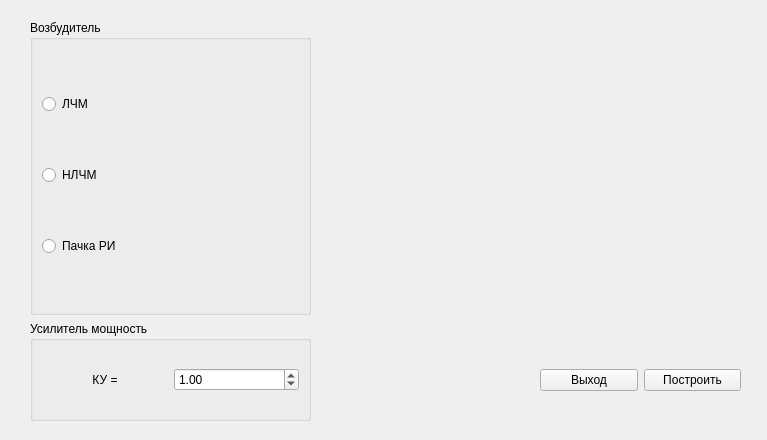
First picture: the form in Exciter.ui, repository TritonVera/Project_LCHM, before the edit.
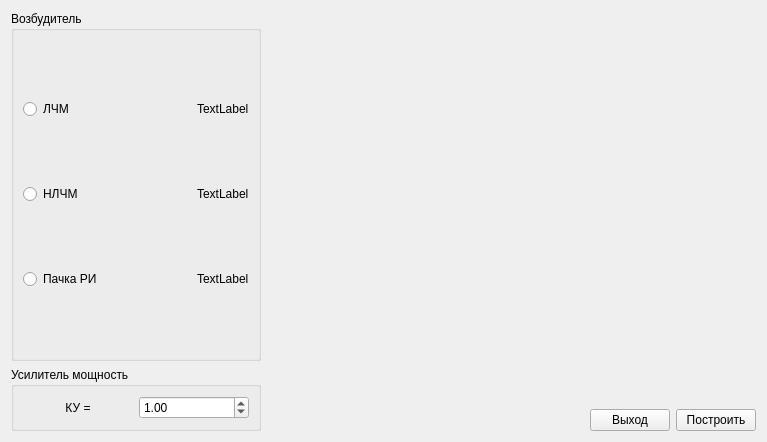
Second picture: the form after the edit.

Commit message: Попытка измения размеров графика

```diff
--- a/Exciter.ui
+++ b/Exciter.ui
@@ -25,65 +25,107 @@
   <property name="windowTitle">
    <string>Form</string>
   </property>
-  <widget class="QWidget" name="horizontalLayoutWidget_2">
-   <property name="geometry">
-    <rect>
-     <x>540</x>
-     <y>340</y>
-     <width>201</width>
-     <height>80</height>
-    </rect>
-   </property>
-   <layout class="QHBoxLayout" name="horizontalLayout_4">
-    <item>
-     <widget class="QPushButton" name="pushButton">
-      <property name="text">
-       <string>Выход</string>
-      </property>
-     </widget>
-    </item>
-    <item>
-     <widget class="QPushButton" name="pushButton_2">
-      <property name="text">
-       <string>Построить</string>
-      </property>
-     </widget>
-    </item>
-   </layout>
-  </widget>
-  <widget class="QWidget" name="verticalLayoutWidget_2">
-   <property name="geometry">
-    <rect>
-     <x>30</x>
-     <y>20</y>
-     <width>281</width>
-     <height>401</height>
-    </rect>
-   </property>
-   <layout class="QVBoxLayout" name="verticalLayout_2">
+  <layout class="QGridLayout" name="gridLayout_2">
+   <item row="0" column="0" rowspan="2">
+    <layout class="QVBoxLayout" name="verticalLayout_2" stretch="0,0">
+     <property name="sizeConstraint">
+      <enum>QLayout::SetDefaultConstraint</enum>
+     </property>
     <item>
      <widget class="QGroupBox" name="groupBox_2">
+       <property name="minimumSize">
+        <size>
+         <width>250</width>
+         <height>350</height>
+        </size>
+       </property>
+       <property name="maximumSize">
+        <size>
+         <width>250</width>
+         <height>16777215</height>
+        </size>
+       </property>
       <property name="title">
        <string>Возбудитель </string>
       </property>
       <layout class="QHBoxLayout" name="horizontalLayout">
        <item>
-        <layout class="QVBoxLayout" name="verticalLayout">
-         <item>
-          <widget class="QRadioButton" name="radioButton">
+         <layout class="QGridLayout" name="gridLayout">
+          <item row="0" column="1">
+           <spacer name="horizontalSpacer">
+            <property name="orientation">
+             <enum>Qt::Horizontal</enum>
+            </property>
+            <property name="sizeHint" stdset="0">
+             <size>
+              <width>40</width>
+              <height>20</height>
+             </size>
+            </property>
+           </spacer>
+          </item>
+          <item row="1" column="2">
+           <widget class="QLabel" name="label_3">
            <property name="text">
-            <string>ЛЧМ</string>
+             <string>TextLabel</string>
            </property>
           </widget>
          </item>
-         <item>
+          <item row="2" column="2">
+           <widget class="QLabel" name="label_4">
+            <property name="text">
+             <string>TextLabel</string>
+            </property>
+           </widget>
+          </item>
+          <item row="1" column="0">
           <widget class="QRadioButton" name="radioButton_2">
            <property name="text">
             <string>НЛЧМ</string>
            </property>
           </widget>
          </item>
-         <item>
+          <item row="1" column="1">
+           <spacer name="horizontalSpacer_2">
+            <property name="orientation">
+             <enum>Qt::Horizontal</enum>
+            </property>
+            <property name="sizeHint" stdset="0">
+             <size>
+              <width>40</width>
+              <height>20</height>
+             </size>
+            </property>
+           </spacer>
+          </item>
+          <item row="0" column="0">
+           <widget class="QRadioButton" name="radioButton">
+            <property name="text">
+             <string>ЛЧМ</string>
+            </property>
+           </widget>
+          </item>
+          <item row="2" column="1">
+           <spacer name="horizontalSpacer_3">
+            <property name="orientation">
+             <enum>Qt::Horizontal</enum>
+            </property>
+            <property name="sizeHint" stdset="0">
+             <size>
+              <width>40</width>
+              <height>20</height>
+             </size>
+            </property>
+           </spacer>
+          </item>
+          <item row="0" column="2">
+           <widget class="QLabel" name="label_2">
+            <property name="text">
+             <string>TextLabel</string>
+            </property>
+           </widget>
+          </item>
+          <item row="2" column="0">
           <widget class="QRadioButton" name="radioButton_3">
            <property name="text">
             <string>Пачка РИ</string>
@@ -144,7 +186,42 @@
      </widget>
     </item>
    </layout>
-  </widget>
+   </item>
+   <item row="1" column="2">
+    <layout class="QHBoxLayout" name="horizontalLayout_4">
+     <item>
+      <widget class="QPushButton" name="pushButton">
+       <property name="text">
+        <string>Выход</string>
+       </property>
+      </widget>
+     </item>
+     <item>
+      <widget class="QPushButton" name="pushButton_2">
+       <property name="text">
+        <string>Построить</string>
+       </property>
+      </widget>
+     </item>
+    </layout>
+   </item>
+   <item row="1" column="1">
+    <spacer name="horizontalSpacer_4">
+     <property name="orientation">
+      <enum>Qt::Horizontal</enum>
+     </property>
+     <property name="sizeHint" stdset="0">
+      <size>
+       <width>40</width>
+       <height>20</height>
+      </size>
+     </property>
+    </spacer>
+   </item>
+   <item row="0" column="1" colspan="2">
+    <widget class="QWidget" name="widget" native="true"/>
+   </item>
+  </layout>
  </widget>
  <resources/>
  <connections/>
```
Lines whose indentation alone changed are shown as unchanged. The commit also changes 2 other files.
